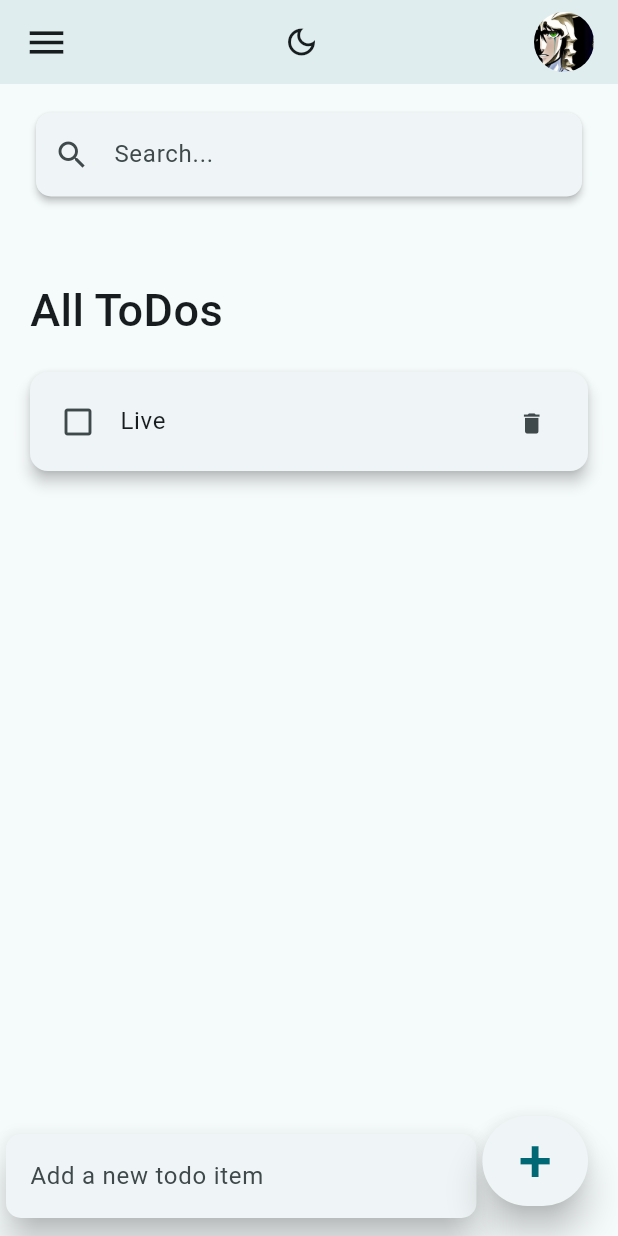
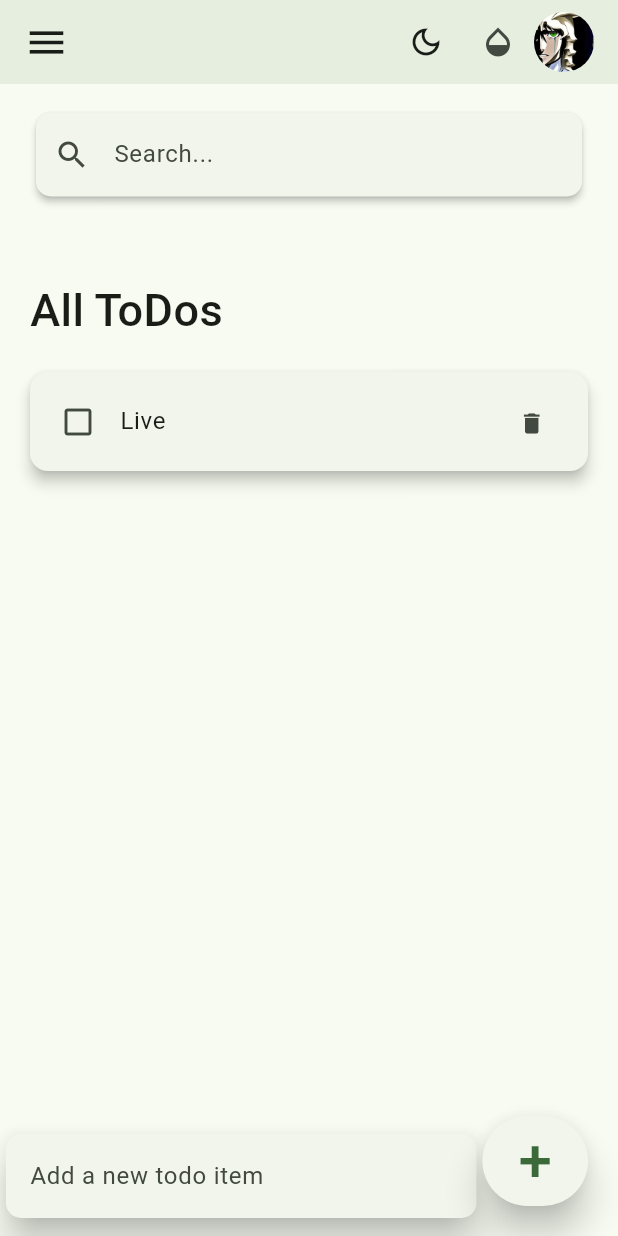
Before and after one commit to Kurocifer/TaskNest, a Flutter app: the screen it shows after launch, on a phone screen of 412 x 824 dp. Run offline on Flutter 3.47's test engine with Material 3 defaults, Android fonts, the phone set to English and light mode, and no system bars.

Commit message:
fully implents changing app color
The commit completes the implementation of the changing color
functionality with a dropdown menu showing the different colors to
choose from.

```diff
--- /dev/null
+++ b/task_nest/lib/components/color_button.dart
@@ -0,0 +1,55 @@
+import 'package:flutter/material.dart';
+import 'package:task_nest/constants/colors.dart';
+
+class ColorButton extends StatelessWidget {
+  final void Function(int) changeColor;
+  final ColorSelection colorSelected;
+
+  const ColorButton({
+    super.key,
+    required this.changeColor,
+    required this.colorSelected,
+  });
+
+  @override
+  Widget build(BuildContext context) {
+    return PopupMenuButton(
+      tooltip: 'change color',
+      icon: Icon(
+        Icons.opacity_outlined,
+        color: Theme.of(context).colorScheme.onSurfaceVariant,
+      ),
+      shape: RoundedRectangleBorder(
+        borderRadius: BorderRadius.circular(10.0),
+      ),
+      itemBuilder: (context) {
+        return List.generate(
+          ColorSelection.values.length,
+          (index) {
+            final currentColor = ColorSelection.values[index];
+            return PopupMenuItem(
+              value: index,
+              enabled: currentColor != colorSelected,
+              child: Wrap(
+                children: [
+                  Padding(
+                    padding: const EdgeInsets.only(left: 10),
+                    child: Icon(
+                      Icons.opacity_outlined,
+                      color: currentColor.color,
+                    ),
+                  ),
+                  Padding(
+                    padding: const EdgeInsets.only(left: 20),
+                    child: Text(currentColor.label),
+                  ),
+                ],
+              ),
+            );
+          },
+        );
+      },
+      onSelected: changeColor,
+    );
+  }
+}
--- a/task_nest/lib/main.dart
+++ b/task_nest/lib/main.dart
@@ -1,5 +1,6 @@
 import 'package:flutter/material.dart';
 import 'package:flutter/services.dart';
+import 'package:task_nest/constants/colors.dart';
 import './screens/home.dart';
 
 void main() {
@@ -16,8 +17,13 @@ class TaskNest extends StatefulWidget {
 class _TaskNestState extends State<TaskNest> {
   // This widget is the root of your application.
   ThemeMode themeMode = ThemeMode.light; // default theme
-  Color colorSelected = Colors.white; // default app color
+  ColorSelection colorSelected = ColorSelection.green; // default app color
 
+  void  changeColor(int value) {
+    setState(() {
+      colorSelected = ColorSelection.values[value];
+    });
+  }
   void changeThemeMode(bool useLightMode) {
     setState(() {
       themeMode = useLightMode ? ThemeMode.light : ThemeMode.dark;
@@ -34,19 +40,19 @@ class _TaskNestState extends State<TaskNest> {
       title: 'ToDo App',
       themeMode: themeMode,
       theme: ThemeData(
-        colorSchemeSeed: colorSelected,
+        colorSchemeSeed: colorSelected.color,
         useMaterial3: true,
         brightness: Brightness.light,
       ),
       darkTheme: ThemeData(
-        colorSchemeSeed: colorSelected,
+        colorSchemeSeed: colorSelected.color,
         useMaterial3: true,
         brightness: Brightness.dark,
       ),
       home: Home(
         changeTheme: changeThemeMode,
+        changeColor: changeColor,
         colorSelected: colorSelected,
-        isLightMode: themeMode == ThemeMode.light,
       ),
     );
   }
--- a/task_nest/lib/screens/home.dart
+++ b/task_nest/lib/screens/home.dart
@@ -1,21 +1,24 @@
 import 'package:flutter/material.dart';
+import 'package:task_nest/components/color_button.dart';
 import 'package:task_nest/components/theme_button.dart';
+import 'package:task_nest/constants/colors.dart';
 
 import '../model/todo.dart';
 import '../widgets/todo_item.dart';
 
-String _notFoundMessage = ""; // the message to be returned when search matches no existing todo
+String _notFoundMessage =
+    ""; // the message to be returned when search matches no existing todo
 
 class Home extends StatefulWidget {
   final void Function(bool useLightMode) changeTheme;
-  final Color colorSelected;
-  final bool isLightMode;
+  final void Function(int value) changeColor;
+  final ColorSelection colorSelected;
 
   const Home({
     super.key,
     required this.changeTheme,
+    required this.changeColor,
     required this.colorSelected,
-    required this.isLightMode,
   });
 
   @override
@@ -70,7 +73,7 @@ class _HomeState extends State<Home> {
                       ),
                       if (_notFoundMessage.isNotEmpty)
                         Center(
-                          child:  Text(
+                          child: Text(
                             _notFoundMessage,
                             style: textTheme.titleLarge,
                           ),
@@ -101,10 +104,8 @@ class _HomeState extends State<Home> {
                       decoration: const InputDecoration(
                           hintText: 'Add a new todo item',
                           border: InputBorder.none,
-                      contentPadding: EdgeInsets.all(16.0)
-                    ),
-                  )
-                ),
+                          contentPadding: EdgeInsets.all(16.0)),
+                    )),
               ),
               Container(
                 margin: const EdgeInsets.only(
@@ -195,9 +196,7 @@ class _HomeState extends State<Home> {
             contentPadding: EdgeInsets.all(16.0),
             prefixIcon: Icon(Icons.search),
           ),
-      )
-    );
-
+        ));
   }
 
   AppBar _buildAppBar() {
@@ -211,17 +210,25 @@ class _HomeState extends State<Home> {
             Icons.menu,
             size: 30,
           ),
+          Row(
+            children: [
               ThemeButton(
-            changeThemeMode: widget.changeTheme
+                changeThemeMode: widget.changeTheme,
+              ),
+              ColorButton(
+                changeColor: widget.changeColor,
+                colorSelected: widget.colorSelected,
               ),
               SizedBox(
-            height: 40,
-            width: 40,
+                height: 40.0,
+                width: 40.0,
                 child: ClipRRect(
-              borderRadius: BorderRadius.circular(20),
+                  borderRadius: BorderRadius.circular(20.0),
                   child: Image.asset('assets/images/cifer.png'),
                 ),
-          ),
+              )
+            ],
+          )
         ],
       ),
     );
```
Lines whose indentation alone changed are shown as unchanged.
